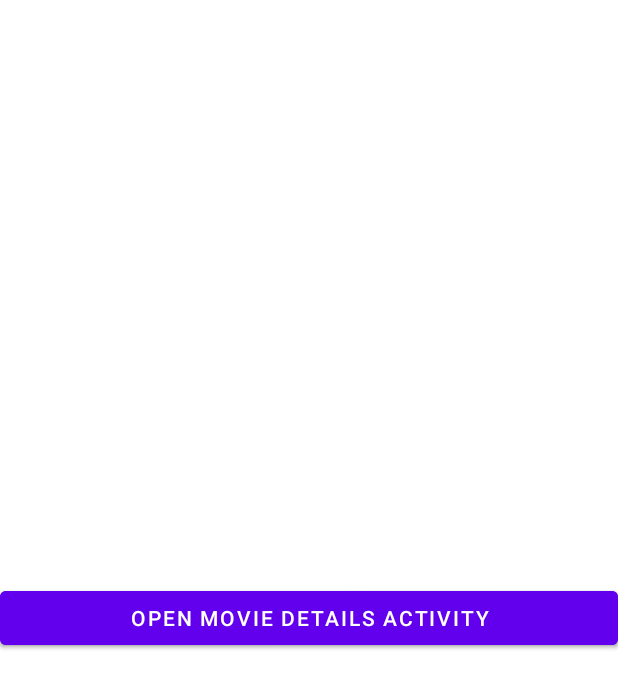
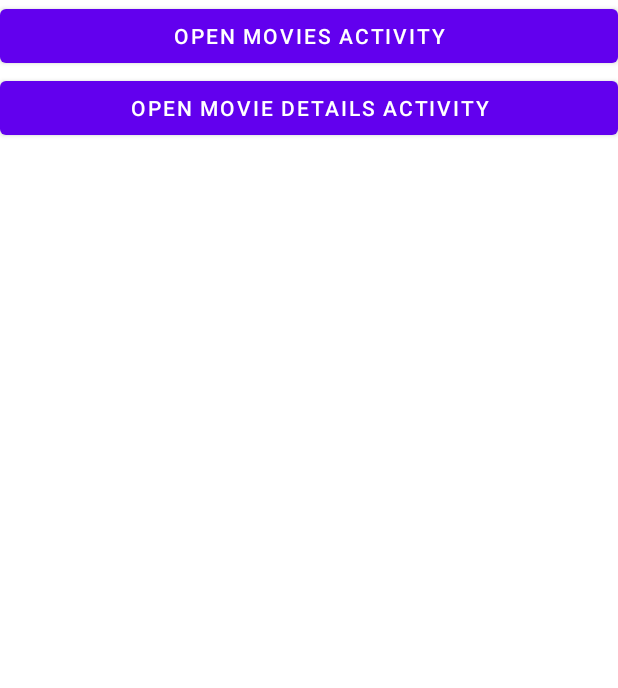
Before and after one commit to alexey-chaichuk/HWApp, an Android app: the screen it shows after launch (MainActivity), on a phone screen of 412 x 824 dp. Shown: the top 688 px of the screen. Run offline under Robolectric (Android 15) with nearby library versions, the phone set to English and light mode, and no system bars.

Commit message:
fixed main activity

```diff
--- a/app/src/main/res/layout/activity_main.xml
+++ b/app/src/main/res/layout/activity_main.xml
@@ -12,7 +12,6 @@
         android:layout_height="wrap_content"
         android:onClick="openMovieDetails"
         android:text="open Movies Activity"
-        app:layout_constraintBottom_toBottomOf="parent"
         app:layout_constraintEnd_toEndOf="parent"
         app:layout_constraintStart_toStartOf="parent"
         app:layout_constraintTop_toTopOf="parent" />
@@ -23,10 +22,9 @@
         android:layout_height="wrap_content"
         android:onClick="openMovies"
         android:text="open Movie Details Activity"
-        app:layout_constraintBottom_toBottomOf="parent"
         app:layout_constraintEnd_toEndOf="parent"
         app:layout_constraintStart_toStartOf="parent"
-        app:layout_constraintTop_toTopOf="parent" />
+        app:layout_constraintTop_toBottomOf="@+id/buttonMovies" />
 
 
 </androidx.constraintlayout.widget.ConstraintLayout>
```
